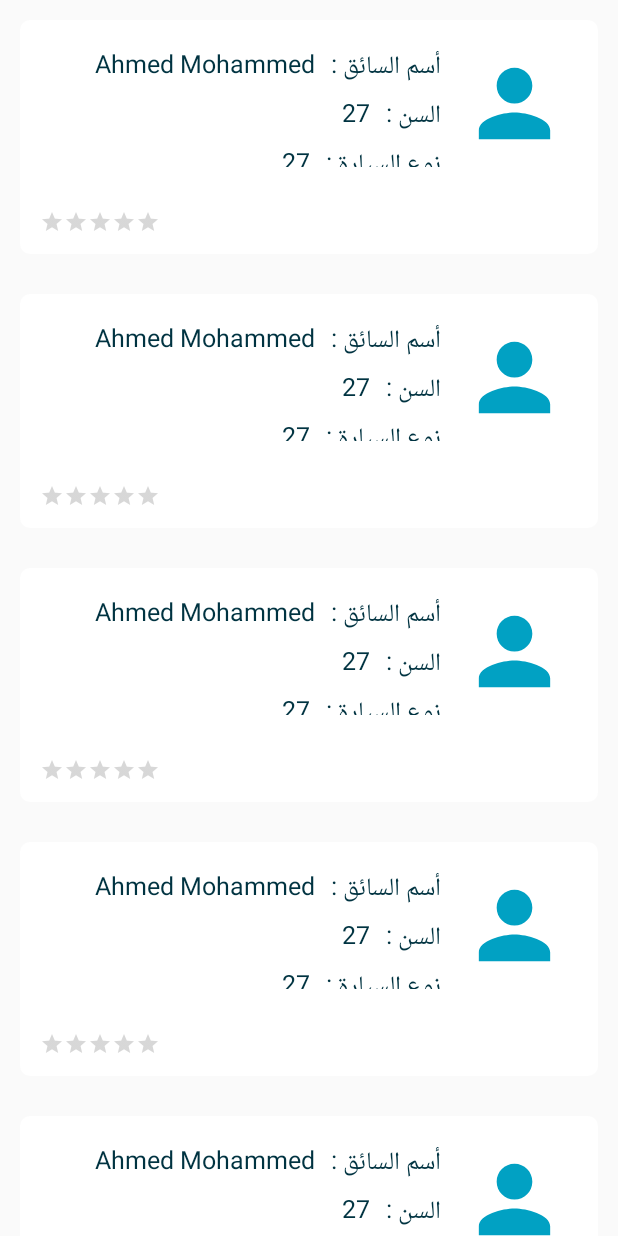
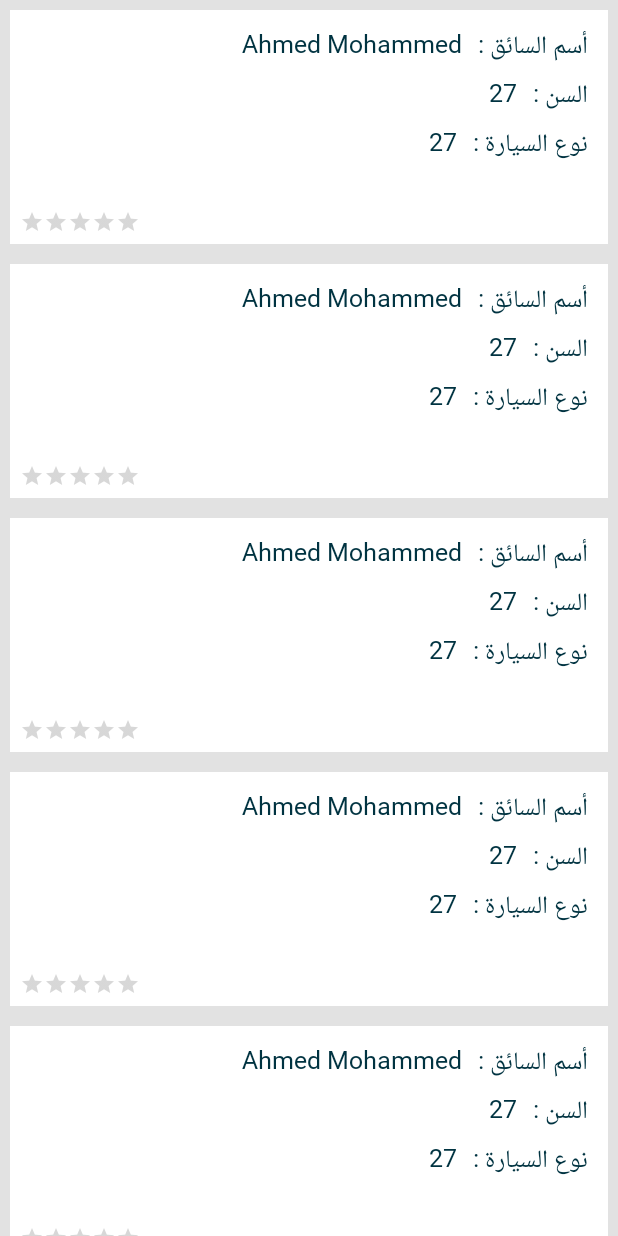
Before and after one commit to ASMAAmo/Getak, an Android app: the fragment DriversListFragment placed in its activity, on a phone screen of 412 x 824 dp. Run offline under Robolectric (Android 15) with nearby library versions, the phone set to English and light mode, and no system bars; our stand-ins replace ButterKnife, CircleImageView, EventBus, sdp/ssp sizes.

Commit message:
new commit

```diff
--- a/app/src/main/java/getak/app/com/getak/Activites/AddContractActivity.java
+++ b/app/src/main/java/getak/app/com/getak/Activites/AddContractActivity.java
@@ -34,7 +34,7 @@ public class AddContractActivity extends BaseActivity {
     ContractDaysFragment contractDaysFragment;
     DriversListFragment driversListFragment;
     ConfirmFragment confirmFragment;
-
+//
     @Override
     protected void onCreate(Bundle savedInstanceState) {
         super.onCreate(savedInstanceState);
--- a/app/src/main/res/layout/fragment_confirm.xml
+++ b/app/src/main/res/layout/fragment_confirm.xml
@@ -2,6 +2,7 @@
 <ScrollView xmlns:android="http://schemas.android.com/apk/res/android"
     xmlns:tools="http://schemas.android.com/tools"
     android:layout_width="match_parent"
+    android:scrollbars="none"
     android:layout_height="match_parent">
 
     <RelativeLayout
--- a/app/src/main/res/layout/fragment_drivers_list.xml
+++ b/app/src/main/res/layout/fragment_drivers_list.xml
@@ -7,6 +7,7 @@
 
    <android.support.v7.widget.RecyclerView
        android:layout_width="match_parent"
+       android:background="@color/gray"
        android:layout_height="match_parent"
        android:id="@+id/drivers_list">
    </android.support.v7.widget.RecyclerView>
--- a/app/src/main/res/layout/item_layout_contract_days.xml
+++ b/app/src/main/res/layout/item_layout_contract_days.xml
@@ -2,7 +2,7 @@
 <com.andexert.library.RippleView xmlns:android="http://schemas.android.com/apk/res/android"
     android:id="@+id/container"
     android:layout_width="match_parent"
-    android:layout_height="@dimen/_35sdp"
+    android:layout_height="@dimen/_25sdp"
     android:layout_gravity="center_horizontal"
     android:layout_marginStart="@dimen/_35sdp"
     android:layout_marginEnd="@dimen/_35sdp"
@@ -15,5 +15,5 @@
         android:gravity="center"
         android:text="6 أشهر"
         android:textColor="@color/white"
-        android:textSize="@dimen/_20sdp" />
+        android:textSize="@dimen/_13sdp" />
 </com.andexert.library.RippleView>
--- a/app/src/main/res/layout/item_layout_driver.xml
+++ b/app/src/main/res/layout/item_layout_driver.xml
@@ -2,9 +2,9 @@
 <RelativeLayout
     xmlns:android="http://schemas.android.com/apk/res/android" android:layout_width="match_parent"
     android:layout_height="@dimen/_120sdp"
-    android:padding="@dimen/_10sdp"
-    android:layout_margin="@dimen/_10sdp"
-    android:background="@drawable/contract_bg">
+    android:padding="@dimen/_5sdp"
+    android:layout_margin="@dimen/_5sdp"
+    android:background="@android:color/white">
 
     <RatingBar
         android:id="@+id/ratingBar"
@@ -17,18 +17,30 @@
     <LinearLayout
         android:id="@+id/info_box"
         android:layout_width="match_parent"
+        android:background="@drawable/contract_bg"
         android:layout_height="wrap_content"
         android:orientation="horizontal">
 
-        <ImageView
+       <!-- <ImageView
             android:layout_width="@dimen/_65sdp"
             android:layout_height="@dimen/_65sdp"
             android:padding="@dimen/_5sdp"
             android:scaleType="fitCenter"
-            android:src="@drawable/ic_person_w_24dp" />
-
+            android:src="@drawable/ic_person_w_24dp" />-->
+        <de.hdodenhof.circleimageview.CircleImageView
+            xmlns:app="http://schemas.android.com/apk/res-auto"
+            android:id="@+id/profile_image"
+            android:layout_width="66dp"
+            android:layout_height="66dp"
+            android:visibility="gone"
+            android:src="@drawable/ic_person_black_24dp"
+            android:layout_alignParentRight="true"
+            android:layout_marginRight="10dp"
+            android:layout_marginTop="10dp"
+            app:civ_border_width="1dp"
+            />
         <LinearLayout
-            android:layout_width="match_parent"
+            android:layout_width="wrap_content"
             android:layout_height="match_parent"
             android:orientation="vertical">
 
@@ -37,6 +49,7 @@
                 android:layout_width="match_parent"
                 android:layout_height="wrap_content"
                 android:layout_marginTop="@dimen/_3sdp"
+
                 android:orientation="horizontal">
 
                 <TextView
@@ -111,4 +124,5 @@
             </LinearLayout>
         </LinearLayout>
     </LinearLayout>
+
 </RelativeLayout>
--- a/app/src/main/res/values/styles.xml
+++ b/app/src/main/res/values/styles.xml
@@ -7,6 +7,8 @@
         <item name="colorPrimaryDark">@color/colorPrimaryDark</item>
         <item name="colorAccent">@color/colorAccent</item>
         <item name="drawerArrowStyle">@style/DrawerIconStyle</item>
+        <item name="android:fontFamily">@font/ooredoo_arabic_regular</item>
+        <item name="fontFamily">@font/ooredoo_arabic_regular</item>
     </style>
     <style name="ToolbarTheme" parent="@style/ThemeOverlay.AppCompat.ActionBar">
         <!-- Customize color of navigation drawer icon and back arrow -->
```
Also changed, not shown: app/src/main/res/layout/fragment_fragment_home.xml (+8 -8 lines).
